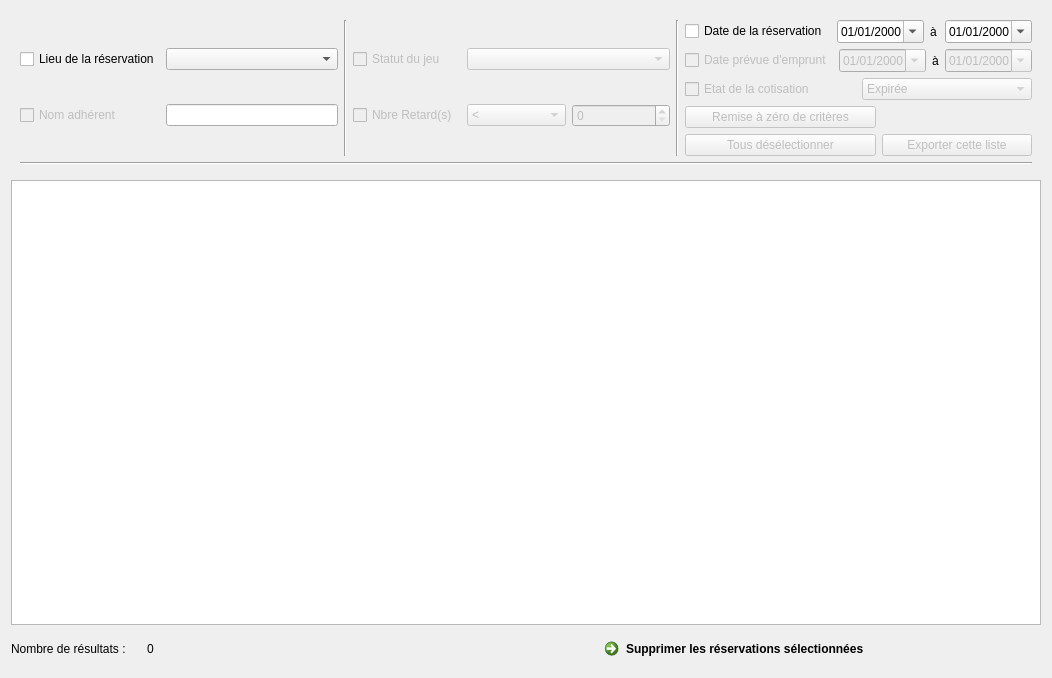
First picture: the form in f_listereservations.ui, repository nivhg/ludopen, before the edit.
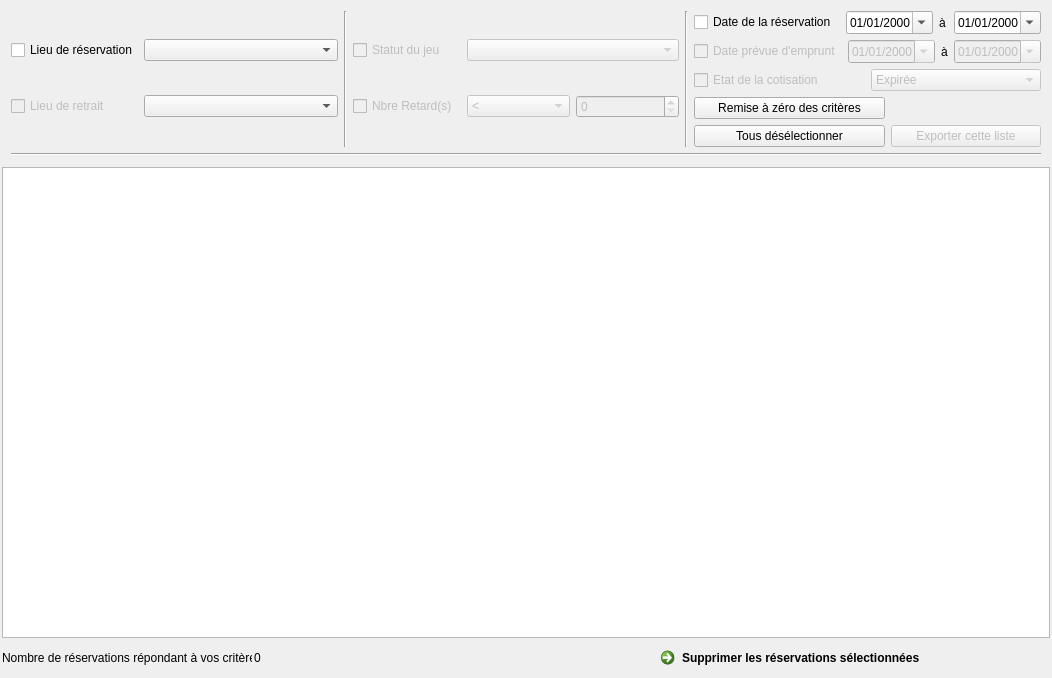
Second picture: the form after the edit. Icons and pictures are not drawn.

```diff
--- a/f_listereservations.ui
+++ b/f_listereservations.ui
@@ -17,6 +17,21 @@
    <enum>Qt::LeftToRight</enum>
   </property>
   <layout class="QGridLayout" name="gridLayout">
+   <property name="leftMargin">
+    <number>2</number>
+   </property>
+   <property name="topMargin">
+    <number>2</number>
+   </property>
+   <property name="rightMargin">
+    <number>2</number>
+   </property>
+   <property name="bottomMargin">
+    <number>2</number>
+   </property>
+   <property name="spacing">
+    <number>2</number>
+   </property>
    <item row="1" column="0" colspan="3">
     <widget class="QFrame" name="frame">
      <property name="minimumSize">
@@ -43,19 +58,19 @@
            <bool>false</bool>
           </property>
           <property name="text">
-           <string>Nom adhérent</string>
+           <string>Lieu de retrait</string>
           </property>
          </widget>
         </item>
         <item row="0" column="0">
          <widget class="QCheckBox" name="ChBx_Lieux">
           <property name="text">
-           <string>Lieu de la réservation</string>
+           <string>Lieu de réservation</string>
           </property>
          </widget>
         </item>
         <item row="1" column="1" colspan="2">
-         <widget class="QLineEdit" name="LE_NomAdherent"/>
+         <widget class="QComboBox" name="CBx_LieuxDeRetrait"/>
         </item>
        </layout>
       </item>
@@ -257,7 +272,7 @@
           <item>
            <widget class="QPushButton" name="Bt_Deselection">
             <property name="enabled">
-             <bool>false</bool>
+             <bool>true</bool>
             </property>
             <property name="text">
              <string>Tous désélectionner</string>
@@ -269,10 +284,14 @@
         <item row="3" column="0">
          <widget class="QPushButton" name="Bt_RAZ">
           <property name="enabled">
-           <bool>false</bool>
+           <bool>true</bool>
           </property>
           <property name="text">
-           <string>Remise à zéro de critères</string>
+           <string>Remise à zéro des critères</string>
+          </property>
+          <property name="icon">
+           <iconset resource="ImagesIcones.qrc">
+            <normaloff>:/RAZ.png</normaloff>:/RAZ.png</iconset>
           </property>
          </widget>
         </item>
@@ -338,6 +357,12 @@
    </item>
    <item row="3" column="0">
     <widget class="QLabel" name="Lb_NombreResultat">
+     <property name="minimumSize">
+      <size>
+       <width>250</width>
+       <height>0</height>
+      </size>
+     </property>
      <property name="maximumSize">
       <size>
        <width>130</width>
@@ -345,7 +370,7 @@
       </size>
      </property>
      <property name="text">
-      <string>Nombre de résultats :</string>
+      <string>Nombre de réservations répondant à vos critères :</string>
      </property>
     </widget>
    </item>
@@ -367,7 +392,7 @@
       <enum>QAbstractItemView::SelectRows</enum>
      </property>
      <attribute name="horizontalHeaderVisible">
-      <bool>true</bool>
+      <bool>false</bool>
      </attribute>
      <attribute name="horizontalHeaderHighlightSections">
       <bool>true</bool>
```
Left out of the diff: 14 changed lines with no effect on the pictures.
